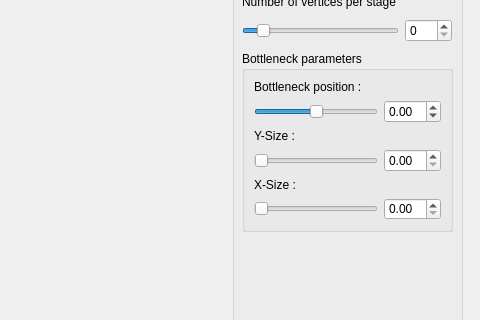
First picture: the form in ui/mainwindow.ui, repository blomios/3DSceneCreator, before the edit; both pictures show x 538 to 1018 and y 109 to 429 of the 1018 by 593 pixel window.
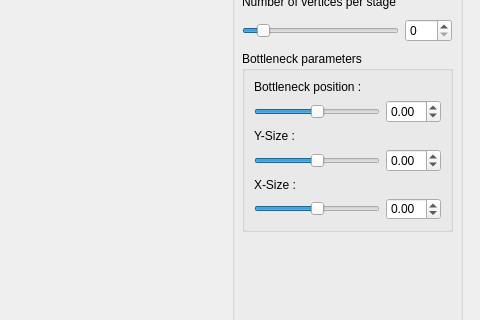
Second picture: the form after the edit. Custom widgets are drawn as their Qt base class.

Commit message: Link bottleneck x size slider and spin box

What changed in the file:
```diff
--- a/ui/mainwindow.ui
+++ b/ui/mainwindow.ui
@@ -168,6 +168,9 @@
       </item>
       <item row="3" column="0">
        <widget class="QSlider" name="bottleneckYSizeSlider">
+        <property name="minimum">
+         <number>-5</number>
+        </property>
         <property name="maximum">
          <number>5</number>
         </property>
@@ -185,8 +188,11 @@
       </item>
       <item row="5" column="0">
        <widget class="QSlider" name="bottleneckXSizeSlider">
+        <property name="minimum">
+         <number>-5</number>
+        </property>
         <property name="maximum">
-         <number>1</number>
+         <number>5</number>
         </property>
         <property name="orientation">
          <enum>Qt::Horizontal</enum>
@@ -207,10 +213,30 @@
        </widget>
       </item>
       <item row="3" column="1">
-       <widget class="QDoubleSpinBox" name="bottleneckYSizeDoubleSpinBox"/>
+       <widget class="QDoubleSpinBox" name="bottleneckYSizeDoubleSpinBox">
+        <property name="minimum">
+         <double>-0.500000000000000</double>
+        </property>
+        <property name="maximum">
+         <double>0.500000000000000</double>
+        </property>
+        <property name="singleStep">
+         <double>0.100000000000000</double>
+        </property>
+       </widget>
       </item>
       <item row="5" column="1">
-       <widget class="QDoubleSpinBox" name="bottleneckXSizeDoubleSpinBox"/>
+       <widget class="QDoubleSpinBox" name="bottleneckXSizeDoubleSpinBox">
+        <property name="minimum">
+         <double>-0.500000000000000</double>
+        </property>
+        <property name="maximum">
+         <double>0.500000000000000</double>
+        </property>
+        <property name="singleStep">
+         <double>0.100000000000000</double>
+        </property>
+       </widget>
       </item>
      </layout>
     </widget>
```
The commit also changes 2 other files.
